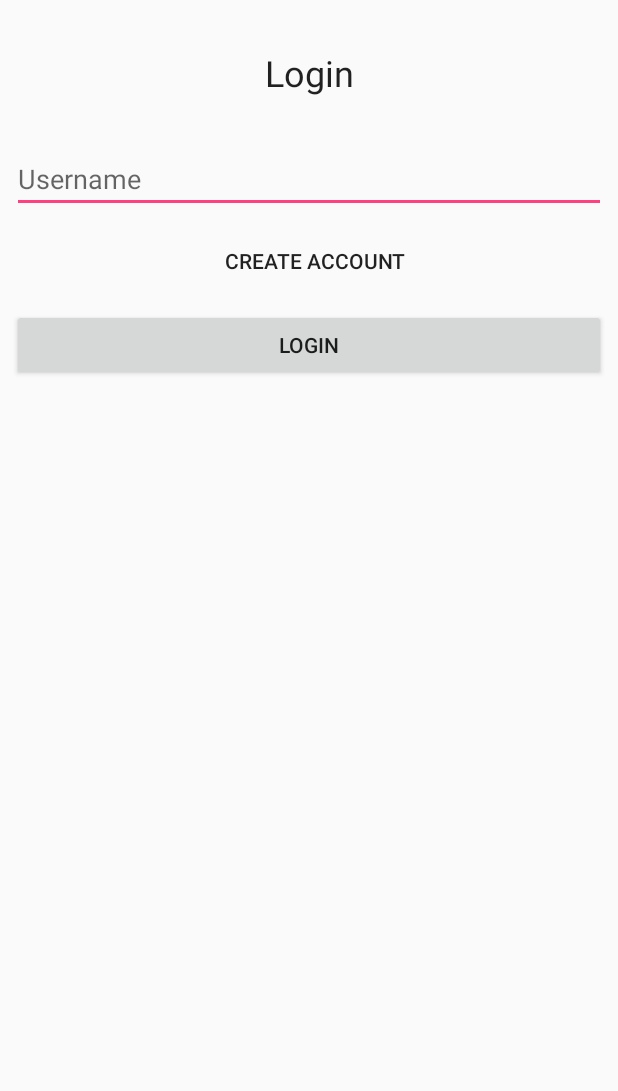
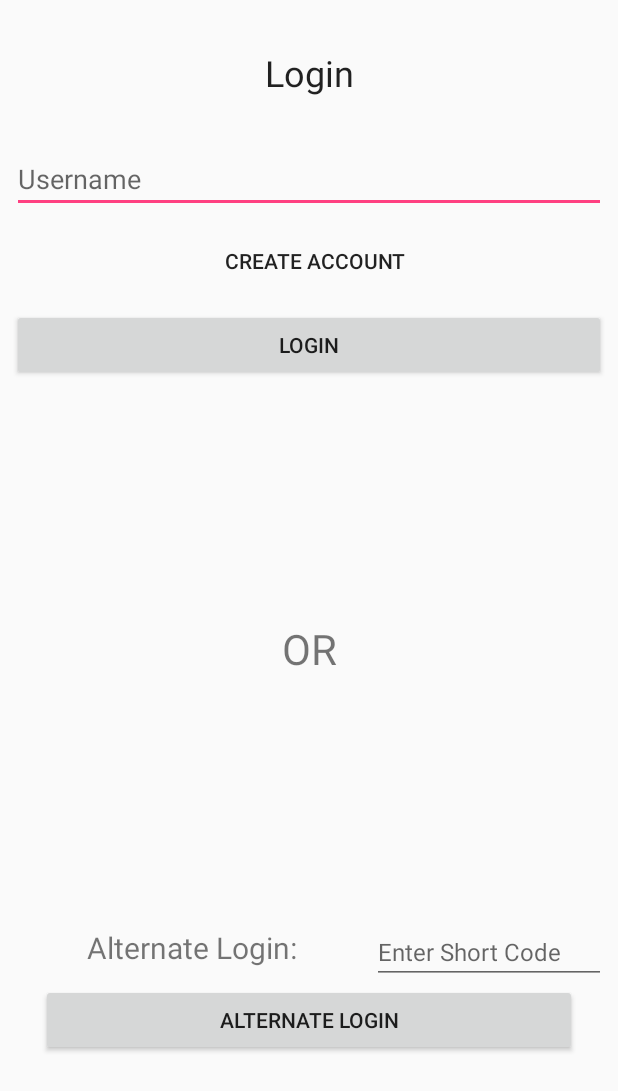
Before and after one commit to CMPUT301F18T06/ManTracker, an Android app: the screen it shows after launch (LoginActivity), on a phone screen of 412 x 824 dp. Shown: the top 1091 px of the screen. Run offline under Robolectric (Android 15) with nearby library versions, the phone set to English and light mode, and no system bars.

Commit message:
short code login implemented

```diff
--- a/app/src/main/java/project/ece301/mantracker/Activity/UserProfileActivity.java
+++ b/app/src/main/java/project/ece301/mantracker/Activity/UserProfileActivity.java
@@ -13,7 +13,9 @@ public class UserProfileActivity extends AppCompatActivity {
     private TextView username;
     private TextView email;
     private TextView phone;
+    private TextView loginCode;
     private int patientindex;
+
 
 
     @Override
@@ -25,6 +27,7 @@ public class UserProfileActivity extends AppCompatActivity {
         username = findViewById(R.id.userProfileUsername);
         email = findViewById(R.id.userProfileEmail);
         phone = findViewById(R.id.userProfilePhone);
+        loginCode = findViewById(R.id.LoginCode);
     }
 
     @Override
@@ -39,6 +42,6 @@ public class UserProfileActivity extends AppCompatActivity {
         username.setText(patients.get(patientindex).getUsername().toString());
         email.setText(patients.get(patientindex).getEmail().getEmail());
         phone.setText(patients.get(patientindex).getPhone());
-
+        loginCode.setText(patients.get(patientindex).getShortCode());
     }
 }
--- a/app/src/main/java/project/ece301/mantracker/MedicalProblem/Record.java
+++ b/app/src/main/java/project/ece301/mantracker/MedicalProblem/Record.java
@@ -30,6 +30,7 @@ public class Record implements details, Serializable { //implementing serializab
     private String associatedProblemID;
     private String associatedPatient;
     private String locationName; //used when querying for location key words
+
 
     private ArrayList<BodyLocation> bodyLocations;
 
--- a/app/src/main/res/layout/login.xml
+++ b/app/src/main/res/layout/login.xml
@@ -67,4 +67,62 @@
         app:layout_constraintStart_toStartOf="parent"
         app:layout_constraintTop_toBottomOf="@+id/username" />
 
+    <EditText
+        android:id="@+id/shortCodeInput"
+        android:layout_width="156dp"
+        android:layout_height="40dp"
+        android:layout_marginStart="8dp"
+        android:layout_marginEnd="8dp"
+        android:layout_marginBottom="168dp"
+        android:ems="10"
+        android:hint="@string/altLoginHint"
+        android:inputType="textPersonName"
+        android:textSize="16sp"
+        app:layout_constraintBottom_toBottomOf="parent"
+        app:layout_constraintEnd_toEndOf="parent"
+        app:layout_constraintHorizontal_bias="1.0"
+        app:layout_constraintStart_toStartOf="parent" />
+
+    <TextView
+        android:id="@+id/altLoginHeader"
+        android:layout_width="184dp"
+        android:layout_height="30dp"
+        android:layout_marginStart="36dp"
+        android:layout_marginBottom="176dp"
+        android:text="@string/altLoginHeader"
+        android:textAlignment="center"
+        android:textSize="20sp"
+        app:layout_constraintBottom_toBottomOf="parent"
+        app:layout_constraintStart_toStartOf="parent" />
+
+    <Button
+        android:id="@+id/altLoginButton"
+        android:layout_width="357dp"
+        android:layout_height="wrap_content"
+        android:layout_marginStart="8dp"
+        android:layout_marginTop="8dp"
+        android:layout_marginEnd="8dp"
+        android:onClick="shortCodeEntered"
+        android:text="@string/altLoginButton"
+        app:layout_constraintEnd_toEndOf="parent"
+        app:layout_constraintStart_toStartOf="parent"
+        app:layout_constraintTop_toBottomOf="@+id/altLoginHeader" />
+
+    <TextView
+        android:id="@+id/OR"
+        android:layout_width="102dp"
+        android:layout_height="43dp"
+        android:layout_marginStart="8dp"
+        android:layout_marginTop="8dp"
+        android:layout_marginEnd="8dp"
+        android:layout_marginBottom="8dp"
+        android:text="@string/OR"
+        android:textAlignment="center"
+
+        android:textSize="28sp"
+        app:layout_constraintBottom_toTopOf="@+id/shortCodeInput"
+        app:layout_constraintEnd_toEndOf="parent"
+        app:layout_constraintStart_toStartOf="parent"
+        app:layout_constraintTop_toBottomOf="@+id/btn_confirm" />
+
 </android.support.constraint.ConstraintLayout>
--- a/app/src/main/res/layout/record_details.xml
+++ b/app/src/main/res/layout/record_details.xml
@@ -92,6 +92,9 @@
         android:layout_marginStart="8dp"
         android:layout_marginEnd="8dp"
         android:textSize="20sp"
+        android:textColor="@color/darkBlue"
+        android:clickable="true"
+        android:onClick="toUserProfile"
         app:layout_constraintEnd_toEndOf="parent"
         app:layout_constraintHorizontal_bias="0.142"
         app:layout_constraintStart_toEndOf="@+id/recordUsernameHeader"
--- a/app/src/main/res/values/strings.xml
+++ b/app/src/main/res/values/strings.xml
@@ -48,6 +48,11 @@
     <string name="AddRecord">Add New Record</string>
     <string name="PhoneHeader">Phone: </string>
     <string name="EmailHeader">Email: </string>
+    <string name="LoginHeader">Login Code: </string>
+    <string name="altLoginHint">Enter Short Code</string>
+    <string name="altLoginHeader">Alternate Login: </string>
+    <string name="altLoginButton">Alternate Login</string>
+    <string name="OR">OR</string>
 
     <!--Error Messages-->
     <string name="email_invalid_error">Email not valid</string>
```
Also changed, not shown: app/src/main/java/project/ece301/mantracker/Activity/RecordDetailsActivity.java (+8 -0 lines), app/src/main/java/project/ece301/mantracker/Activity/SearchableActivity.java (+19 -0 lines), app/src/main/java/project/ece301/mantracker/CreateAccount/CreateAccountInteractor.java (+17 -1 lines), app/src/main/java/project/ece301/mantracker/Login/LoginActivity.java (+27 -0 lines), app/src/main/java/project/ece301/mantracker/MedicalProblem/ElasticSearchPatientController.java (+42 -0 lines), app/src/main/java/project/ece301/mantracker/MedicalProblem/ElasticSearchRecordController.java (+43 -3 lines), app/src/main/java/project/ece301/mantracker/User/Patient.java (+9 -2 lines), app/src/main/res/layout/user_profile_information.xml (+21 -0 lines).
